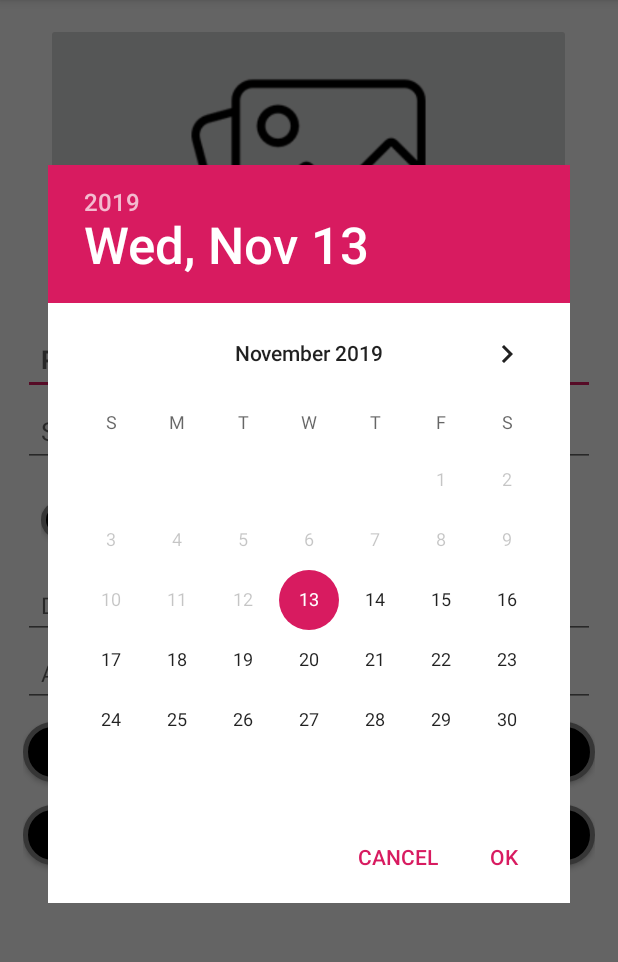
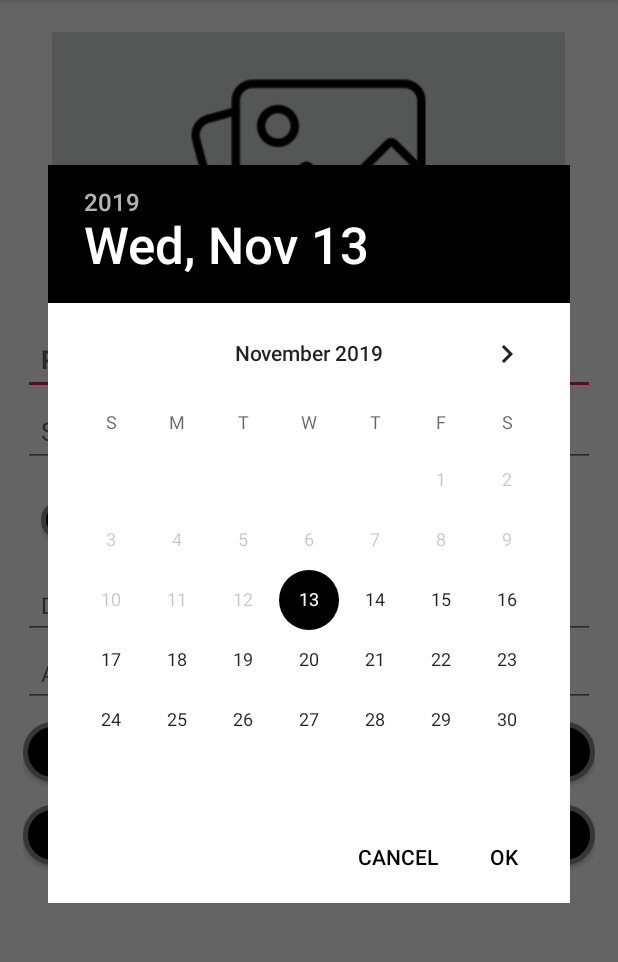
Before and after one commit to mehedihasanriyad-045/Explore, an Android app: the AddPost screen opened directly, with no data from a screen before it, after a tap on "DATE", on a phone screen of 412 x 824 dp, the part 84-1046 px from its top. Run offline under Robolectric (Android 15) with nearby library versions, the phone set to English and light mode, and no system bars; our stand-ins replace Firebase (no records; nobody signed in at launch, a user with empty details on screens opened directly), Picasso; pictures from the network do not load.

Commit message:
Some UI Design Changed

```diff
--- a/app/src/main/java/com/example/myapplication/AddPost.java
+++ b/app/src/main/java/com/example/myapplication/AddPost.java
@@ -131,13 +131,11 @@ public class AddPost extends AppCompatActivity implements View.OnClickListener {
                 int  month= calendar.get(Calendar.MONTH);
                 int  day= calendar.get(Calendar.DAY_OF_MONTH);
 
-                DatePickerDialog dateDialog= new DatePickerDialog(
-                        AddPost.this,
+                DatePickerDialog dateDialog= new DatePickerDialog(AddPost.this,R.style.DialogTheme,
                         dateSetListener,
                         year,month,day);
 
                 dateDialog.getDatePicker().setMinDate(System.currentTimeMillis() - 1000);
-
                 dateDialog.getWindow().setBackgroundDrawable(new ColorDrawable(Color.WHITE));
                 dateDialog.show();
             }
--- a/app/src/main/java/com/example/myapplication/Dhaka.java
+++ b/app/src/main/java/com/example/myapplication/Dhaka.java
@@ -263,7 +263,7 @@ public class Dhaka extends AppCompatActivity {
 
                 finish();
                 Intent intent = new Intent(getApplicationContext(), LogIn.class);
-                intent.putExtra("prevActivity", "Menu");
+                intent.putExtra("prevActivity", "Review");
                 startActivity(intent);
             }
         }
--- a/app/src/main/res/values/styles.xml
+++ b/app/src/main/res/values/styles.xml
@@ -32,4 +32,8 @@
         <!-- colorControlActivated & colorControlHighlight use the colorAccent color by default -->
     </style>
 
+    <style name="DialogTheme" parent="Theme.AppCompat.Light.Dialog">
+        <item name="colorAccent">#000000</item>
+    </style>
+
 </resources>
```
Also changed, not shown: app/src/main/java/com/example/myapplication/LogIn.java (+7 -2 lines).
